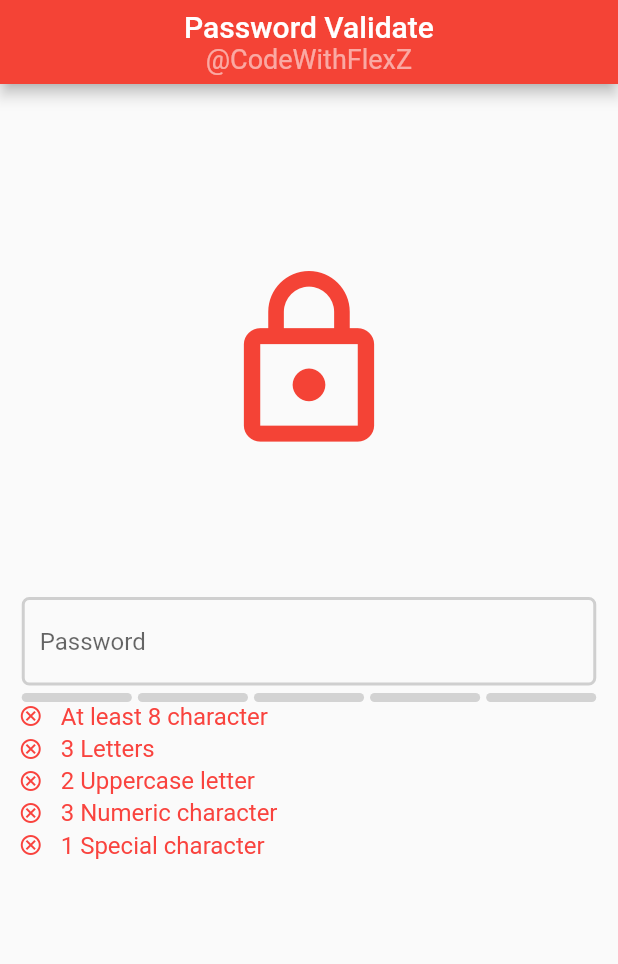
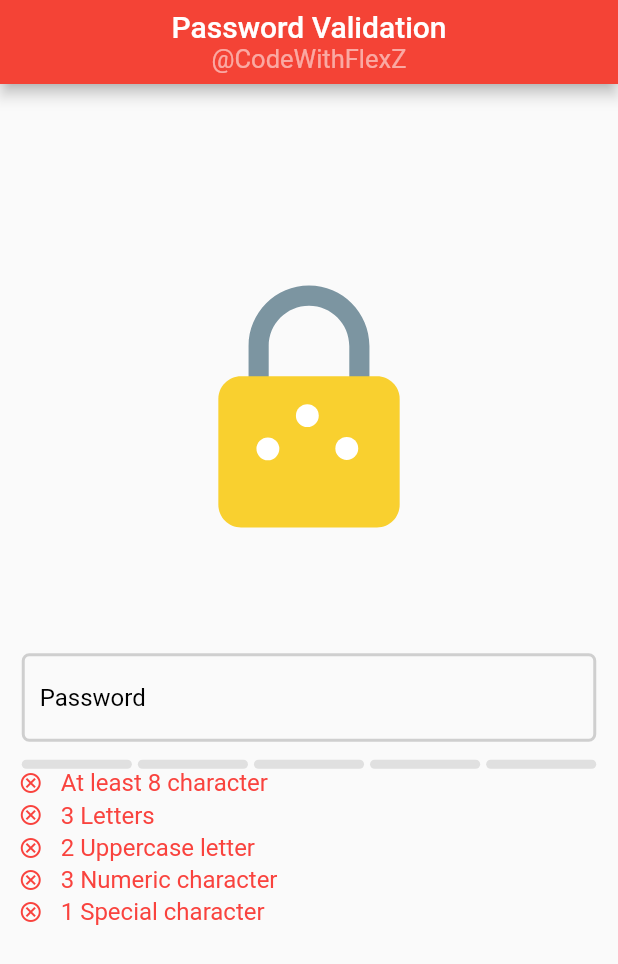
Before and after one commit to AmirBayat0/Flutter-Password-Validate, a Flutter app: the screen it shows after launch, on a phone screen of 412 x 824 dp. Shown: the top 964 px of the screen. Run offline on Flutter 3.47's test engine with Material 2 defaults, Android fonts, the phone set to English and light mode, and no system bars; drawn by our look-alikes of flutter_pw_validator; our stand-ins replace google_fonts, lottie.

Commit message:
New Version!

```diff
--- a/flutter_password_validate/lib/main.dart
+++ b/flutter_password_validate/lib/main.dart
@@ -1,5 +1,21 @@
 import 'package:flutter/material.dart';
 import 'package:flutter_pw_validator/flutter_pw_validator.dart';
+import 'package:google_fonts/google_fonts.dart';
+import 'package:lottie/lottie.dart';
+
+//
+// Created by CodeWithFlexZ
+// Tutorials on my YouTube
+//
+//! Instagram
+//! @CodeWithFlexZ
+//
+//? GitHub
+//? AmirBayat0
+//
+//* YouTube
+//* Programming with FlexZ
+//
 
 void main() {
   runApp(const MyApp());
@@ -11,7 +27,6 @@ class MyApp extends StatelessWidget {
   @override
   Widget build(BuildContext context) {
     return const MaterialApp(
-      title: 'Flutter Demo',
       debugShowCheckedModeBanner: false,
       home: HomePage(),
     );
@@ -29,15 +44,6 @@ class _HomePageState extends State<HomePage> {
   final TextEditingController controller = TextEditingController();
   bool success = false;
 
-
-
-/////////////////////////////////////
-//@CodeWithFlexz on Instagram
-//
-//AmirBayat0 on Github
-//Programming with Flexz on Youtube
-/////////////////////////////////////
-
   @override
   Widget build(BuildContext context) {
     return GestureDetector(
@@ -46,13 +52,16 @@ class _HomePageState extends State<HomePage> {
         appBar: AppBar(
           backgroundColor: success ? Colors.green : Colors.red,
           title: Column(
-            children: const [
-              Text("Password Validate"),
+            children: [
+              Text(
+                "Password Validation",
+                style: GoogleFonts.mPlus1(fontWeight: FontWeight.w500),
+              ),
               Text(
                 "@CodeWithFlexZ",
-                style: TextStyle(
+                style: GoogleFonts.mPlus1(
                     color: Colors.white54,
-                    fontSize: 18,
+                    fontSize: 17,
                     fontWeight: FontWeight.w400),
               ),
             ],
@@ -61,18 +70,26 @@ class _HomePageState extends State<HomePage> {
         ),
         body: Padding(
           padding: const EdgeInsets.symmetric(vertical: 15.0, horizontal: 12.5),
+          child: SingleChildScrollView(
             child: Column(
               mainAxisAlignment: MainAxisAlignment.center,
               children: [
-              Center(
-                child: Icon(
-                  success ? Icons.lock_open : Icons.lock_outline,
-                  color: success ? Colors.green : Colors.red,
-                  size: 130,
+                Padding(
+                  padding: const EdgeInsets.only(top: 100),
+                  child: SizedBox(
+                    width: double.infinity,
+                    height: 200,
+                    child: success
+                        ? Lottie.network(
+                            "https://lottie.host/b72d482a-8285-41a6-aed9-19ff59a21d4f/2un8X2czPh.json",
+                          )
+                        : Lottie.asset(
+                            "assets/animation_lnt9yuim.json",
+                          ),
                   ),
                 ),
                 SizedBox(
-                height: 400,
+                  height: 350,
                   child: Column(
                     mainAxisAlignment: MainAxisAlignment.center,
                     children: [
@@ -83,28 +100,34 @@ class _HomePageState extends State<HomePage> {
                             decoration: InputDecoration(
                                 enabledBorder: OutlineInputBorder(
                                     borderSide: const BorderSide(
-                                      color: Color.fromARGB(255, 207, 207, 207),
+                                        color:
+                                            Color.fromARGB(255, 207, 207, 207),
                                         width: 2),
                                     borderRadius: BorderRadius.circular(5)),
-                              floatingLabelStyle: const TextStyle(
+                                floatingLabelStyle: GoogleFonts.mPlus1(
                                   color: Colors.black,
                                   fontSize: 18,
                                 ),
                                 focusedBorder: OutlineInputBorder(
                                   borderSide: BorderSide(
-                                    color: success ? Colors.green : Colors.red,
+                                      color:
+                                          success ? Colors.green : Colors.red,
                                       width: 2),
                                   borderRadius: BorderRadius.circular(15),
                                 ),
                                 hintText: "Password",
+                                hintStyle:
+                                    GoogleFonts.mPlus1(color: Colors.black),
                                 border: const OutlineInputBorder(
                                     borderSide: BorderSide()))),
                       ),
                       const SizedBox(
-                      height: 5,
+                        height: 12,
                       ),
                       FlutterPwValidator(
+                        defaultColor: Colors.grey.shade300,
                         controller: controller,
+                        successColor: Colors.green.shade700,
                         minLength: 8,
                         uppercaseCharCount: 2,
                         numericCharCount: 3,
@@ -116,16 +139,11 @@ class _HomePageState extends State<HomePage> {
                           setState(() {
                             success = true;
                           });
-                        print("MATCHED");
-                        ScaffoldMessenger.of(context).showSnackBar(
-                            const SnackBar(
-                                content: Text("Password is matched")));
                         },
                         onFail: () {
                           setState(() {
                             success = false;
                           });
-                        print("NOT MATCHED");
                         },
                       ),
                     ],
@@ -135,6 +153,7 @@ class _HomePageState extends State<HomePage> {
             ),
           ),
         ),
+      ),
     );
   }
 }
```
Also changed, not shown: flutter_password_validate/analysis_options.yaml (deleted, +0 -29 lines), flutter_password_validate/assets/animation_lnt9yuim.json (added, +1 -0 lines), flutter_password_validate/pubspec.yaml (+5 -3 lines), flutter_password_validate/pubspec.lock (deleted), 26 other files. Lines whose indentation alone changed are shown as unchanged.
